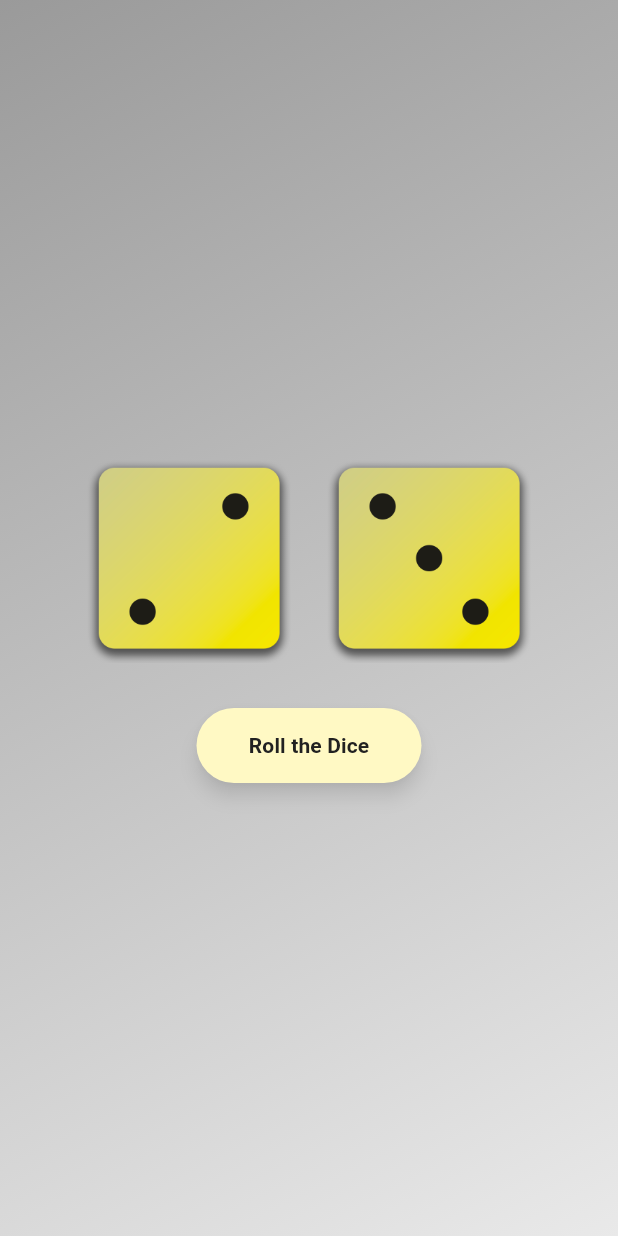
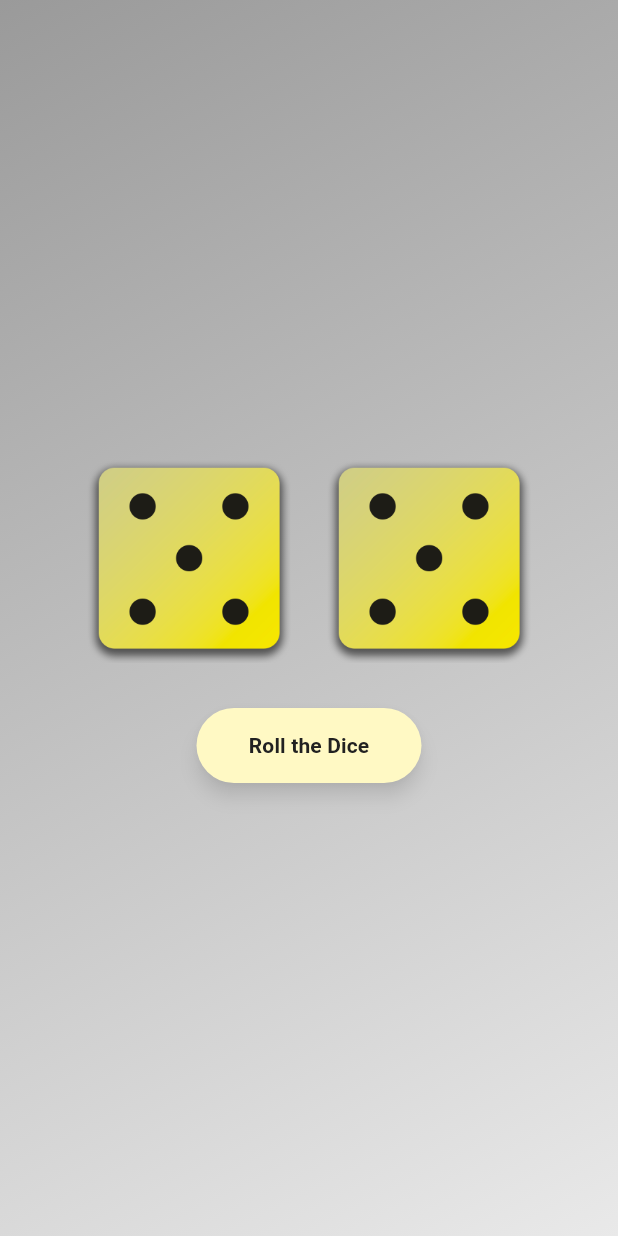
Before and after one commit to FadrialR/roll_dice_app, a Flutter app: the screen it shows after launch, after a tap on "Roll the Dice", on a phone screen of 412 x 824 dp. Run offline on Flutter 3.47's test engine with Material 3 defaults, Android fonts, the phone set to English and light mode, and no system bars.

Commit message:
Creating a function to run a dice roller

```diff
--- /dev/null
+++ b/lib/pages/dice_roller.dart
@@ -0,0 +1,72 @@
+import 'dart:math';
+
+import 'package:flutter/material.dart';
+
+class DiceRoller extends StatefulWidget {
+  const DiceRoller({super.key});
+
+  @override
+  State<DiceRoller> createState() => _DiceRollerState();
+}
+
+var firstDiceImages = 'assets/images/dice-1.png';
+var secondDiceImages = 'assets/images/dice-2.png';
+
+class _DiceRollerState extends State<DiceRoller> {
+  final List<String> diceIamges = [
+    'assets/images/dice-1.png',
+    'assets/images/dice-2.png',
+    'assets/images/dice-3.png',
+    'assets/images/dice-4.png',
+    'assets/images/dice-5.png',
+    'assets/images/dice-6.png',
+  ];
+
+  void rollDice() {
+    setState(() {
+      final randomIndex1 = Random().nextInt(diceIamges.length);
+      final randomIndex2 = Random().nextInt(diceIamges.length);
+
+      firstDiceImages = diceIamges[randomIndex1];
+      secondDiceImages = diceIamges[randomIndex2];
+    });
+  }
+
+  @override
+  Widget build(BuildContext context) {
+    return Column(
+      mainAxisAlignment: MainAxisAlignment.center,
+      children: [
+        Row(
+          mainAxisAlignment: MainAxisAlignment.center,
+          children: [
+            Image.asset(
+              firstDiceImages,
+              width: 140,
+            ),
+            const SizedBox(width: 20),
+            Image.asset(
+              secondDiceImages,
+              width: 140,
+            ),
+          ],
+        ),
+        const SizedBox(height: 30),
+        ElevatedButton(
+          onPressed: rollDice,
+          style: ElevatedButton.styleFrom(
+            backgroundColor: Colors.yellow[100],
+            foregroundColor: Colors.grey[900],
+            shadowColor: Colors.black.withOpacity(0.5),
+            elevation: 5,
+            minimumSize: const Size(150, 50),
+          ),
+          child: const Text(
+            "Roll the Dice",
+            style: TextStyle(fontWeight: FontWeight.bold),
+          ),
+        )
+      ],
+    );
+  }
+}
--- a/lib/pages/main_screen.dart
+++ b/lib/pages/main_screen.dart
@@ -1,11 +1,15 @@
 import 'package:flutter/material.dart';
+import 'package:roll_dice_app/pages/dice_roller.dart';
 
-class MainScreen extends StatelessWidget {
-  const MainScreen({super.key});
+class MainScreen extends StatefulWidget {
+  MainScreen({super.key});
 
-  void rollDice() {
+  @override
+  State<MainScreen> createState() => _MainScreenState();
+}
 
-  }
+class _MainScreenState extends State<MainScreen> {
+
 
   @override
   Widget build(BuildContext context) {
@@ -13,45 +17,7 @@ class MainScreen extends StatelessWidget {
       body: Stack(
         children: [
           GradientContainer(),
-          Center(
-            child: Column(
-              mainAxisAlignment: MainAxisAlignment.center,
-              children: [
-                const Row(
-                  mainAxisAlignment: MainAxisAlignment.center,
-                  children: [
-                    Image(
-                      image: AssetImage('assets/images/dice-2.png'),
-                      width: 140,
-                      height: 140,
-                    ),
-                    const SizedBox(width: 20),
-                    Image(
-                      image: AssetImage('assets/images/dice-3.png'),
-                      width: 140,
-                      height: 140,
-                    ),
-                  ],
-                ),
-                const SizedBox(height: 30),
-                ElevatedButton(
-                  onPressed: () {
-                    // ..
-                  },
-                  style: ElevatedButton.styleFrom(
-                    backgroundColor: Colors.yellow[100],
-                    foregroundColor: Colors.grey[900],
-                    shadowColor: Colors.black.withOpacity(0.5),
-                    elevation: 5,
-                    minimumSize: const Size(150, 50),
-                  ),
-                  child: const Text(
-                    "Roll the Dice",
-                    style: TextStyle(fontWeight: FontWeight.bold),
-                  ),
-                )
-              ],
-            ),
+          Center( child: DiceRoller(),
           )
         ],
       ),
```
